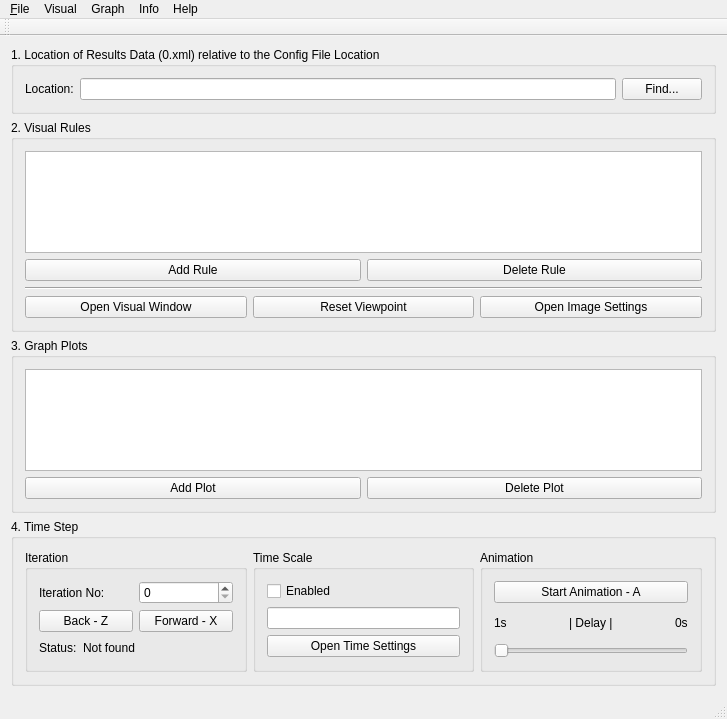
The window that mainwindow.ui (FLAME-HPC/flame_visualiser) describes before a commit, drawn with Qt 5.
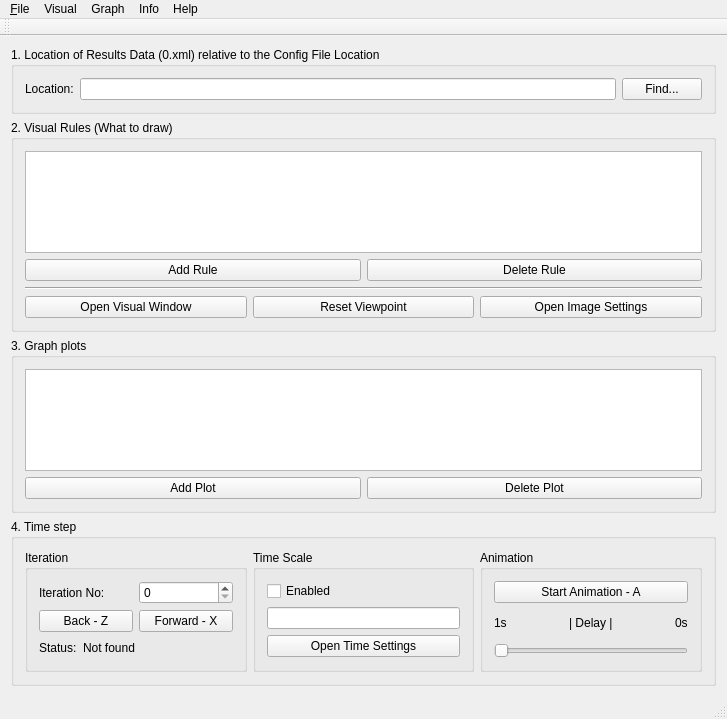
The same window after the commit.

Patch:
```diff
--- a/mainwindow.ui
+++ b/mainwindow.ui
@@ -50,7 +50,7 @@
        </sizepolicy>
       </property>
       <property name="title">
-       <string>2. Visual Rules</string>
+       <string>2. Visual Rules (What to draw)</string>
       </property>
       <layout class="QVBoxLayout" name="verticalLayout">
        <item>
@@ -115,7 +115,7 @@
     <item>
      <widget class="QGroupBox" name="groupBox_4">
       <property name="title">
-       <string>3. Graph Plots</string>
+       <string>3. Graph plots</string>
       </property>
       <layout class="QVBoxLayout" name="verticalLayout_3">
        <item>
@@ -145,7 +145,7 @@
     <item>
      <widget class="QGroupBox" name="groupBox_3">
       <property name="title">
-       <string>4. Time Step</string>
+       <string>4. Time step</string>
       </property>
       <layout class="QHBoxLayout" name="horizontalLayout_7">
        <item>
```
Left out of the diff: 6 changed lines with no effect on the pictures.
